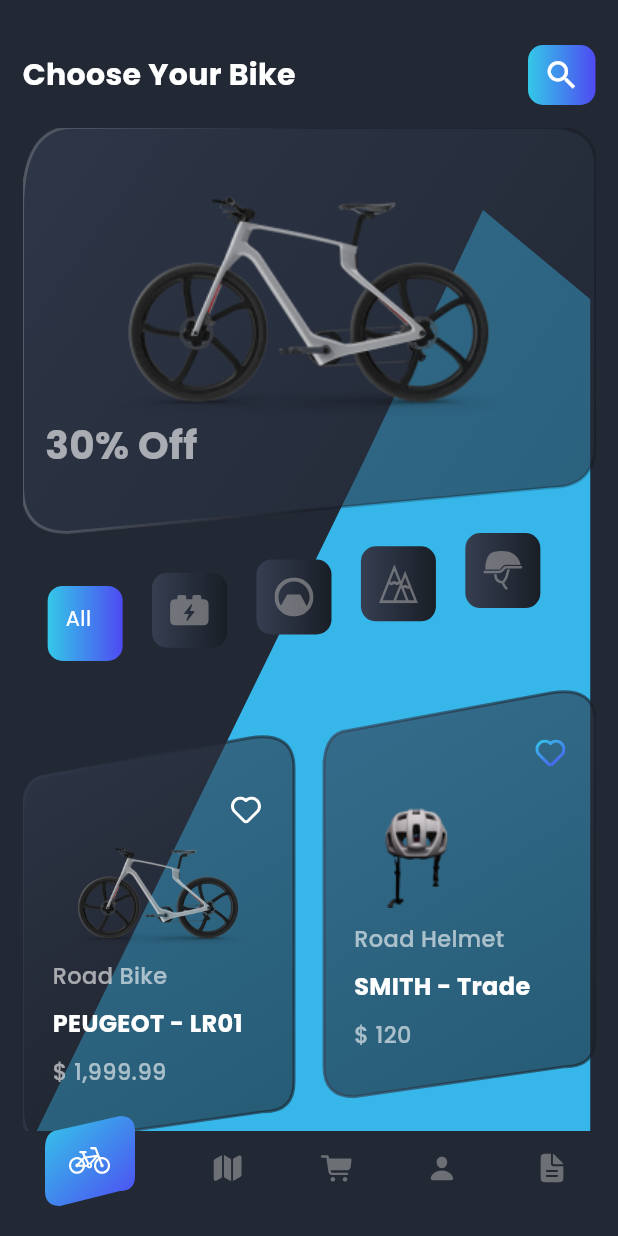
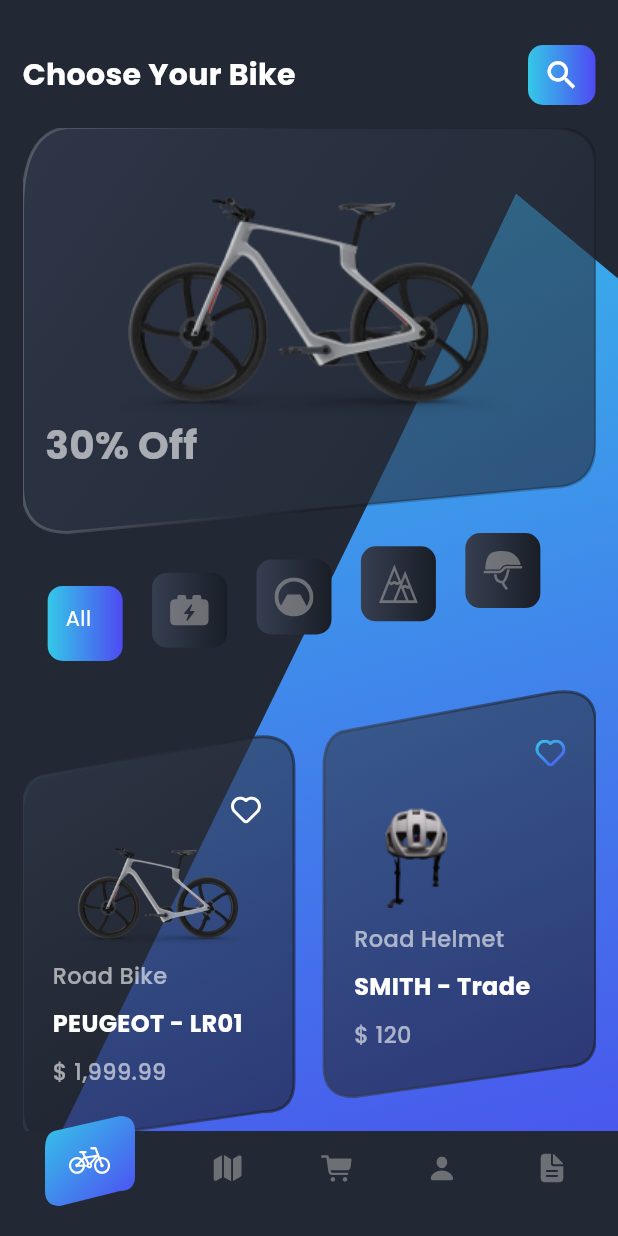
Before and after one commit to eslamelezaby98/bike_app, a Flutter app: the screen it shows after launch, on a phone screen of 412 x 824 dp. Run offline on Flutter 3.47's test engine with Material 3 defaults, Android fonts, the phone set to English and light mode, and no system bars; our stand-ins replace carousel_slider, flutter_svg.

Commit message:
add new home background

```diff
--- a/lib/views/main/pages/main_page.dart
+++ b/lib/views/main/pages/main_page.dart
@@ -1,9 +1,10 @@
 import 'package:bike_app/core/theme/app_color.dart';
-import 'package:bike_app/views/main/shapes/rectangle_home_shape.dart';
 import 'package:bike_app/views/main/widget/custom_bottom_nav.dart';
 import 'package:bike_app/views/main/widget/horizontal_icons_widget.dart';
 import 'package:flutter/material.dart';
 import 'package:flutter/services.dart';
+import 'package:flutter_svg/svg.dart';
+import '../../../core/const/app_const.dart';
 import '../widget/bike_card_widget.dart';
 import '../widget/custom_app_bar.dart';
 import '../widget/poducts_grid_widget.dart';
@@ -13,9 +14,6 @@ class MainScreen extends StatelessWidget {
 
   @override
   Widget build(BuildContext context) {
-    var height = MediaQuery.of(context).size.height;
-    var width = MediaQuery.of(context).size.width;
-
     return AnnotatedRegion(
       value: SystemUiOverlayStyle.light,
       child: SafeArea(
@@ -25,16 +23,12 @@ class MainScreen extends StatelessWidget {
           color: AppColor.black70,
           child: Stack(
             children: [
-              Align(
-                alignment: Alignment.bottomRight,
-                child: CustomPaint(
-                  size: Size(
-                    width,
-                    height - 140,
+               Align(
+                  alignment: Alignment.bottomRight,
+                  child: SvgPicture.asset(
+                    "${AppConst.svg}home_bkg.svg",
                   ),
-                  painter: RectangleHomeShape(),
                 ),
-              ),
               const SafeArea(
                 child: Padding(
                   padding: EdgeInsets.symmetric(horizontal: 15),
```
Also changed, not shown: lib/views/main/shapes/rectangle_home_shape.dart (deleted, +0 -28 lines), assets/svg/All.svg (deleted), assets/svg/home_bkg.svg (added), 1 other file.
